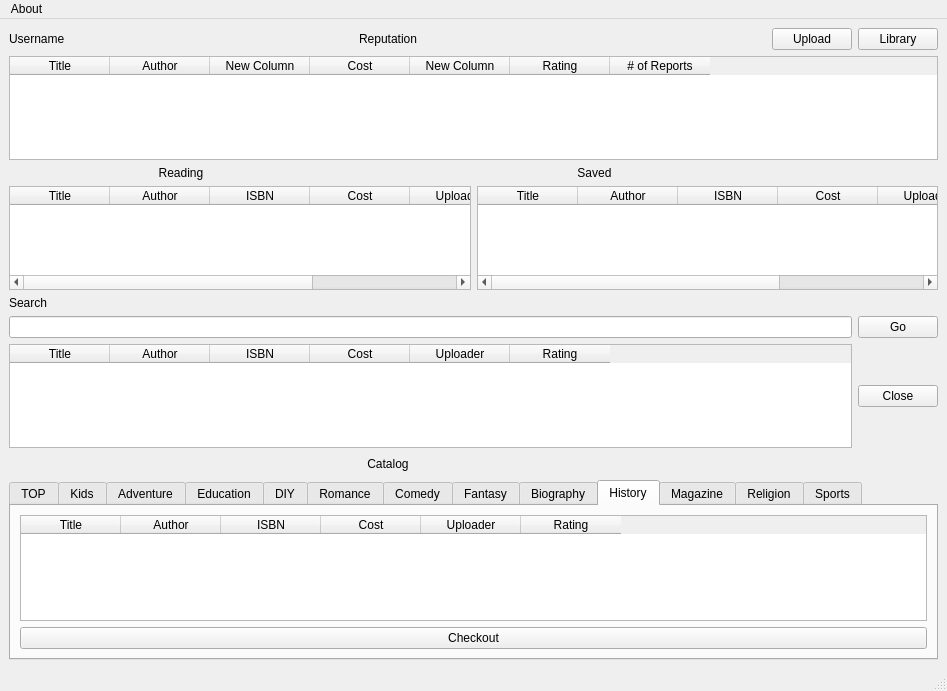
Qt form designer/Ui_MainWindowRegistered.ui (psuong/P2PBooks) before a commit.
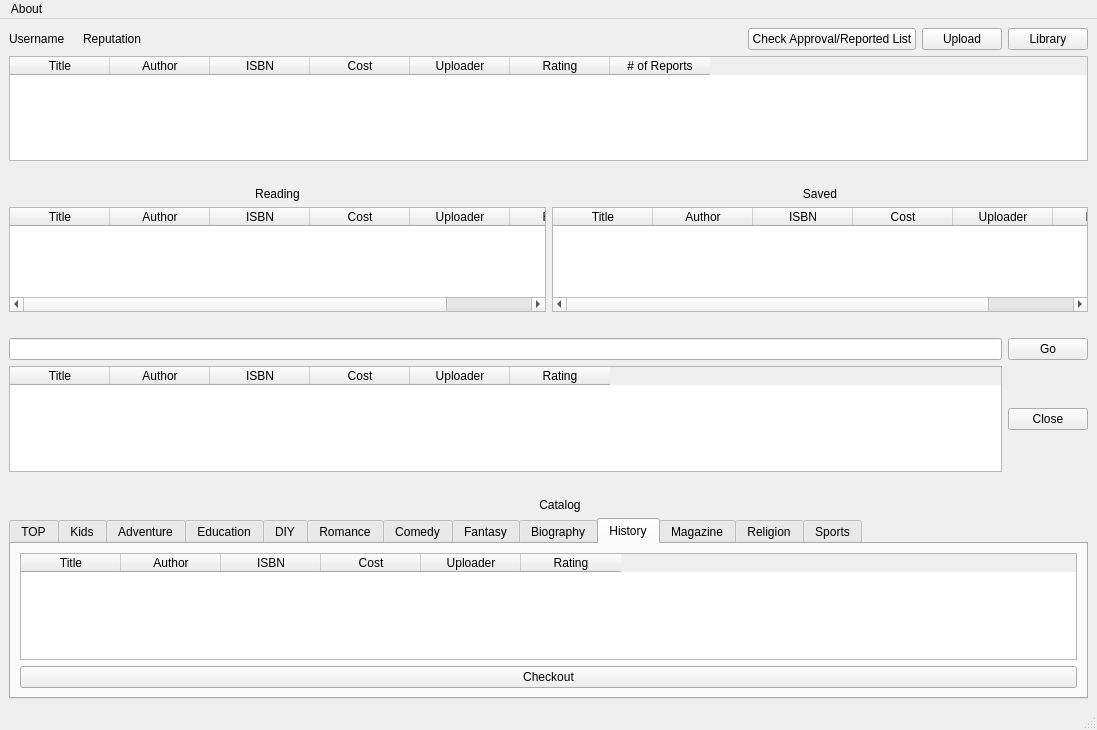
The same form after that commit. The open tabs and pages were chosen to show the change.

Commit message: Reformatted Registered and Visitor Main Windows

```diff
--- a/designer/Ui_MainWindowRegistered.ui
+++ b/designer/Ui_MainWindowRegistered.ui
@@ -6,8 +6,8 @@
    <rect>
     <x>0</x>
     <y>0</y>
-    <width>947</width>
-    <height>691</height>
+    <width>1097</width>
+    <height>730</height>
    </rect>
   </property>
   <property name="windowTitle">
@@ -15,10 +15,196 @@
   </property>
   <widget class="QWidget" name="centralwidget">
    <layout class="QGridLayout" name="gridLayout">
-    <item row="8" column="0" colspan="4">
-     <widget class="QLineEdit" name="search_line_edit"/>
+    <item row="11" column="0" colspan="13">
+     <spacer name="horizontalSpacer_3">
+      <property name="orientation">
+       <enum>Qt::Horizontal</enum>
+      </property>
+      <property name="sizeHint" stdset="0">
+       <size>
+        <width>40</width>
+        <height>20</height>
+       </size>
+      </property>
+     </spacer>
     </item>
-    <item row="11" column="0" colspan="5">
+    <item row="9" column="12">
+     <widget class="QPushButton" name="close_push_button">
+      <property name="text">
+       <string>Close</string>
+      </property>
+     </widget>
+    </item>
+    <item row="5" column="0" colspan="13">
+     <spacer name="horizontalSpacer_2">
+      <property name="orientation">
+       <enum>Qt::Horizontal</enum>
+      </property>
+      <property name="sizeHint" stdset="0">
+       <size>
+        <width>40</width>
+        <height>20</height>
+       </size>
+      </property>
+     </spacer>
+    </item>
+    <item row="0" column="0">
+     <widget class="QLabel" name="username_label">
+      <property name="text">
+       <string>Username</string>
+      </property>
+     </widget>
+    </item>
+    <item row="0" column="1">
+     <widget class="QLabel" name="reputation_label">
+      <property name="text">
+       <string>Reputation</string>
+      </property>
+     </widget>
+    </item>
+    <item row="0" column="12">
+     <widget class="QPushButton" name="library_push_button">
+      <property name="text">
+       <string>Library</string>
+      </property>
+     </widget>
+    </item>
+    <item row="8" column="12">
+     <widget class="QPushButton" name="go_push_button">
+      <property name="text">
+       <string>Go</string>
+      </property>
+     </widget>
+    </item>
+    <item row="3" column="0" colspan="13">
+     <layout class="QHBoxLayout" name="horizontalLayout_2">
+      <item>
+       <widget class="QLabel" name="label_6">
+        <property name="text">
+         <string>Reading</string>
+        </property>
+        <property name="alignment">
+         <set>Qt::AlignCenter</set>
+        </property>
+       </widget>
+      </item>
+      <item>
+       <widget class="QLabel" name="label_7">
+        <property name="text">
+         <string>Saved</string>
+        </property>
+        <property name="alignment">
+         <set>Qt::AlignCenter</set>
+        </property>
+       </widget>
+      </item>
+     </layout>
+    </item>
+    <item row="2" column="0" colspan="13">
+     <spacer name="horizontalSpacer">
+      <property name="orientation">
+       <enum>Qt::Horizontal</enum>
+      </property>
+      <property name="sizeHint" stdset="0">
+       <size>
+        <width>40</width>
+        <height>20</height>
+       </size>
+      </property>
+     </spacer>
+    </item>
+    <item row="4" column="0" colspan="13">
+     <layout class="QHBoxLayout" name="horizontalLayout">
+      <item>
+       <widget class="QTableWidget" name="reading_table_widget">
+        <property name="editTriggers">
+         <set>QAbstractItemView::NoEditTriggers</set>
+        </property>
+        <property name="columnCount">
+         <number>6</number>
+        </property>
+        <column>
+         <property name="text">
+          <string>Title</string>
+         </property>
+        </column>
+        <column>
+         <property name="text">
+          <string>Author</string>
+         </property>
+        </column>
+        <column>
+         <property name="text">
+          <string>ISBN</string>
+         </property>
+        </column>
+        <column>
+         <property name="text">
+          <string>Cost</string>
+         </property>
+        </column>
+        <column>
+         <property name="text">
+          <string>Uploader</string>
+         </property>
+        </column>
+        <column>
+         <property name="text">
+          <string>Rating</string>
+         </property>
+        </column>
+       </widget>
+      </item>
+      <item>
+       <widget class="QTableWidget" name="saved_table_widget">
+        <property name="editTriggers">
+         <set>QAbstractItemView::NoEditTriggers</set>
+        </property>
+        <property name="columnCount">
+         <number>6</number>
+        </property>
+        <column>
+         <property name="text">
+          <string>Title</string>
+         </property>
+        </column>
+        <column>
+         <property name="text">
+          <string>Author</string>
+         </property>
+        </column>
+        <column>
+         <property name="text">
+          <string>ISBN</string>
+         </property>
+        </column>
+        <column>
+         <property name="text">
+          <string>Cost</string>
+         </property>
+        </column>
+        <column>
+         <property name="text">
+          <string>Uploader</string>
+         </property>
+        </column>
+        <column>
+         <property name="text">
+          <string>Rating</string>
+         </property>
+        </column>
+       </widget>
+      </item>
+     </layout>
+    </item>
+    <item row="0" column="11">
+     <widget class="QPushButton" name="upload_push_button">
+      <property name="text">
+       <string>Upload</string>
+      </property>
+     </widget>
+    </item>
+    <item row="13" column="0" colspan="13">
      <widget class="QTabWidget" name="tabWidget">
       <property name="currentIndex">
        <number>12</number>
@@ -730,35 +916,60 @@
       </widget>
      </widget>
     </item>
-    <item row="0" column="3">
-     <widget class="QPushButton" name="upload_push_button">
-      <property name="text">
-       <string>Upload</string>
+    <item row="0" column="2" colspan="8">
+     <spacer name="horizontalSpacer_4">
+      <property name="orientation">
+       <enum>Qt::Horizontal</enum>
       </property>
-     </widget>
+      <property name="sizeHint" stdset="0">
+       <size>
+        <width>40</width>
+        <height>20</height>
+       </size>
+      </property>
+     </spacer>
     </item>
-    <item row="0" column="4">
-     <widget class="QPushButton" name="library_push_button">
-      <property name="text">
-       <string>Library</string>
+    <item row="8" column="0" colspan="12">
+     <widget class="QLineEdit" name="search_line_edit"/>
+    </item>
+    <item row="9" column="0" colspan="12">
+     <widget class="QTableWidget" name="search_table_widget">
+      <property name="editTriggers">
+       <set>QAbstractItemView::NoEditTriggers</set>
       </property>
+      <column>
+       <property name="text">
+        <string>Title</string>
+       </property>
+      </column>
+      <column>
+       <property name="text">
+        <string>Author</string>
+       </property>
+      </column>
+      <column>
+       <property name="text">
+        <string>ISBN</string>
+       </property>
+      </column>
+      <column>
+       <property name="text">
+        <string>Cost</string>
+       </property>
+      </column>
+      <column>
+       <property name="text">
+        <string>Uploader</string>
+       </property>
+      </column>
+      <column>
+       <property name="text">
+        <string>Rating</string>
+       </property>
+      </column>
      </widget>
     </item>
-    <item row="3" column="0">
-     <layout class="QHBoxLayout" name="horizontalLayout_2">
-      <item>
-       <widget class="QLabel" name="label_6">
-        <property name="text">
-         <string>Reading</string>
-        </property>
-        <property name="alignment">
-         <set>Qt::AlignCenter</set>
-        </property>
-       </widget>
-      </item>
-     </layout>
-    </item>
-    <item row="1" column="0" colspan="5">
+    <item row="1" column="0" colspan="13">
      <widget class="QTableWidget" name="library_table_widget">
       <column>
        <property name="text">
@@ -772,7 +983,7 @@
       </column>
       <column>
        <property name="text">
-        <string>New Column</string>
+        <string>ISBN</string>
        </property>
       </column>
       <column>
@@ -782,7 +993,7 @@
       </column>
       <column>
        <property name="text">
-        <string>New Column</string>
+        <string>Uploader</string>
        </property>
       </column>
       <column>
@@ -797,68 +1008,14 @@
       </column>
      </widget>
     </item>
-    <item row="8" column="4">
-     <widget class="QPushButton" name="go_push_button">
+    <item row="0" column="10">
+     <widget class="QPushButton" name="admin_push_button">
       <property name="text">
-       <string>Go</string>
+       <string>Check Approval/Reported List</string>
       </property>
      </widget>
     </item>
-    <item row="9" column="0" colspan="4">
-     <widget class="QTableWidget" name="search_table_widget">
-      <column>
-       <property name="text">
-        <string>Title</string>
-       </property>
-      </column>
-      <column>
-       <property name="text">
-        <string>Author</string>
-       </property>
-      </column>
-      <column>
-       <property name="text">
-        <string>ISBN</string>
-       </property>
-      </column>
-      <column>
-       <property name="text">
-        <string>Cost</string>
-       </property>
-      </column>
-      <column>
-       <property name="text">
-        <string>Uploader</string>
-       </property>
-      </column>
-      <column>
-       <property name="text">
-        <string>Rating</string>
-       </property>
-      </column>
-     </widget>
-    </item>
-    <item row="9" column="4">
-     <widget class="QPushButton" name="close_push_button">
-      <property name="text">
-       <string>Close</string>
-      </property>
-     </widget>
-    </item>
-    <item row="10" column="0">
-     <spacer name="horizontalSpacer_3">
-      <property name="orientation">
-       <enum>Qt::Horizontal</enum>
-      </property>
-      <property name="sizeHint" stdset="0">
-       <size>
-        <width>40</width>
-        <height>20</height>
-       </size>
-      </property>
-     </spacer>
-    </item>
-    <item row="10" column="1">
+    <item row="12" column="7">
      <widget class="QLabel" name="label">
       <property name="lineWidth">
        <number>1</number>
@@ -874,128 +1031,6 @@
       </property>
      </widget>
     </item>
-    <item row="4" column="0" colspan="5">
-     <layout class="QHBoxLayout" name="horizontalLayout">
-      <item>
-       <widget class="QTableWidget" name="reading_table_widget">
-        <property name="columnCount">
-         <number>6</number>
-        </property>
-        <column>
-         <property name="text">
-          <string>Title</string>
-         </property>
-        </column>
-        <column>
-         <property name="text">
-          <string>Author</string>
-         </property>
-        </column>
-        <column>
-         <property name="text">
-          <string>ISBN</string>
-         </property>
-        </column>
-        <column>
-         <property name="text">
-          <string>Cost</string>
-         </property>
-        </column>
-        <column>
-         <property name="text">
-          <string>Uploader</string>
-         </property>
-        </column>
-        <column>
-         <property name="text">
-          <string>Rating</string>
-         </property>
-        </column>
-       </widget>
-      </item>
-      <item>
-       <widget class="QTableWidget" name="saved_table_widget">
-        <property name="columnCount">
-         <number>6</number>
-        </property>
-        <column>
-         <property name="text">
-          <string>Title</string>
-         </property>
-        </column>
-        <column>
-         <property name="text">
-          <string>Author</string>
-         </property>
-        </column>
-        <column>
-         <property name="text">
-          <string>ISBN</string>
-         </property>
-        </column>
-        <column>
-         <property name="text">
-          <string>Cost</string>
-         </property>
-        </column>
-        <column>
-         <property name="text">
-          <string>Uploader</string>
-         </property>
-        </column>
-        <column>
-         <property name="text">
-          <string>Rating</string>
-         </property>
-        </column>
-       </widget>
-      </item>
-     </layout>
-    </item>
-    <item row="0" column="1">
-     <widget class="QLabel" name="reputation_label">
-      <property name="text">
-       <string>Reputation</string>
-      </property>
-     </widget>
-    </item>
-    <item row="0" column="0">
-     <widget class="QLabel" name="username_label">
-      <property name="text">
-       <string>Username</string>
-      </property>
-     </widget>
-    </item>
-    <item row="3" column="2">
-     <widget class="QLabel" name="label_7">
-      <property name="text">
-       <string>Saved</string>
-      </property>
-      <property name="alignment">
-       <set>Qt::AlignCenter</set>
-      </property>
-     </widget>
-    </item>
-    <item row="0" column="2">
-     <spacer name="horizontalSpacer_4">
-      <property name="orientation">
-       <enum>Qt::Horizontal</enum>
-      </property>
-      <property name="sizeHint" stdset="0">
-       <size>
-        <width>40</width>
-        <height>20</height>
-       </size>
-      </property>
-     </spacer>
-    </item>
-    <item row="5" column="0">
-     <widget class="QLabel" name="label_2">
-      <property name="text">
-       <string>Search</string>
-      </property>
-     </widget>
-    </item>
    </layout>
    <zorder>username_label</zorder>
    <zorder>library_push_button</zorder>
@@ -1018,8 +1053,8 @@
     <rect>
      <x>0</x>
      <y>0</y>
-     <width>947</width>
-     <height>21</height>
+     <width>1097</width>
+     <height>26</height>
     </rect>
    </property>
    <widget class="QMenu" name="menuAbout">
```
Left out of the diff: 118 changed lines with no effect on the pictures. The commit also changes 4 other files.
